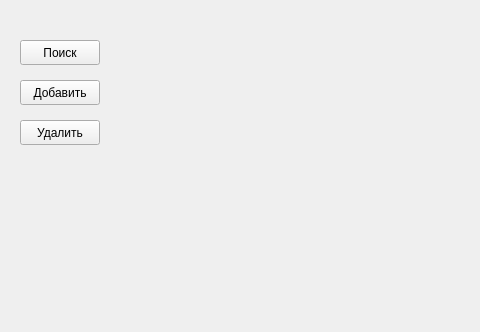
Before: the Qt Designer form C++/qt/Lab16_V2/lab16_v2/mainwindow.ui in ilya-uzun/Learning, drawn with Qt 5; both pictures show x 0 to 480 and y 0 to 332 of the 800 by 600 pixel window.
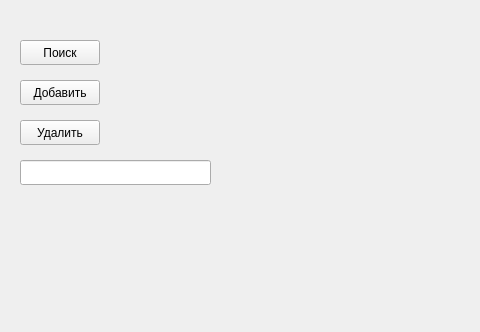
After: the same form once the commit is applied.

Commit message: Добаил LineEdit

What changed in the file:
```diff
--- a/C++/qt/Lab16_V2/lab16_v2/mainwindow.ui
+++ b/C++/qt/Lab16_V2/lab16_v2/mainwindow.ui
@@ -53,6 +53,16 @@
      <string>Удалить</string>
     </property>
    </widget>
+   <widget class="QLineEdit" name="lineEdit">
+    <property name="geometry">
+     <rect>
+      <x>20</x>
+      <y>160</y>
+      <width>191</width>
+      <height>25</height>
+     </rect>
+    </property>
+   </widget>
   </widget>
   <widget class="QMenuBar" name="menubar">
    <property name="geometry">
```
